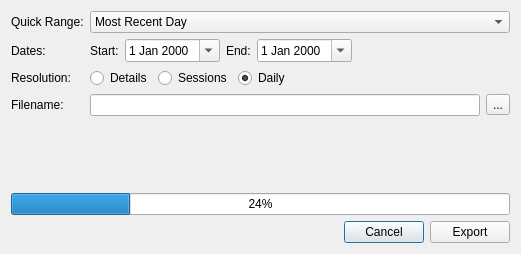
First picture: the form in exportcsv.ui, repository sbonaime/sleepyhead-code., before the edit.
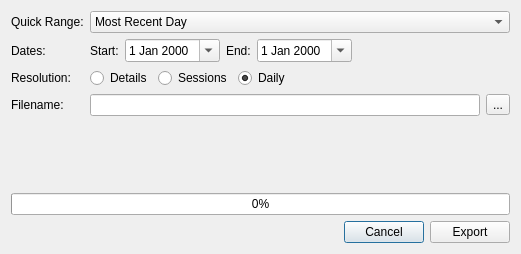
Second picture: the form after the edit.

Commit message: Set Exports progress bar default to 0

```diff
--- a/exportcsv.ui
+++ b/exportcsv.ui
@@ -263,7 +263,7 @@
    <item row="11" column="0" colspan="2">
     <widget class="QProgressBar" name="progressBar">
      <property name="value">
-      <number>24</number>
+      <number>0</number>
      </property>
     </widget>
    </item>
```
